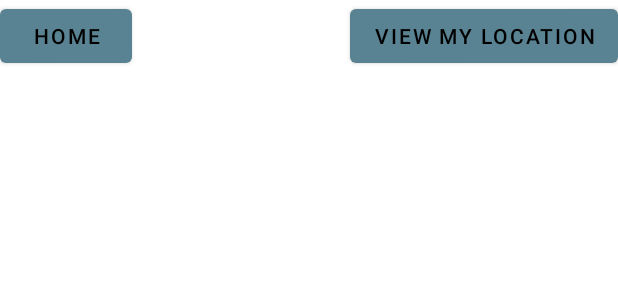
After one commit to aaron020/MobileAppProject, an Android app: the layout activity_my_location.xml on its own in the app's theme, with its tools: preview values and no code run, on a phone screen of 412 x 824 dp. The commit adds this screen. Shown: the top 300 px of the screen. Run offline under Robolectric (Android 15) with nearby library versions, the phone set to English and light mode, and no system bars.

```diff
--- a/app/build.gradle
+++ b/app/build.gradle
@@ -34,7 +34,10 @@ dependencies {
     implementation 'com.google.android.material:material:1.5.0'
     implementation 'androidx.constraintlayout:constraintlayout:2.1.3'
     implementation 'com.google.firebase:firebase-auth:21.0.1'
+    implementation 'com.google.firebase:firebase-firestore:24.0.1'
     testImplementation 'junit:junit:4.13.2'
     androidTestImplementation 'androidx.test.ext:junit:1.1.3'
     androidTestImplementation 'androidx.test.espresso:espresso-core:3.4.0'
+    implementation 'com.google.android.gms:play-services-maps:18.0.2'
+    implementation 'com.google.android.gms:play-services-location:19.0.1'
 }
--- /dev/null
+++ b/app/src/main/res/layout/activity_my_location.xml
@@ -0,0 +1,25 @@
+<?xml version="1.0" encoding="utf-8"?>
+<androidx.constraintlayout.widget.ConstraintLayout xmlns:android="http://schemas.android.com/apk/res/android"
+    xmlns:app="http://schemas.android.com/apk/res-auto"
+    xmlns:tools="http://schemas.android.com/tools"
+    android:layout_width="match_parent"
+    android:layout_height="match_parent"
+    tools:context=".MyLocation">
+
+    <Button
+        android:id="@+id/buttonViewLocation"
+        android:layout_width="wrap_content"
+        android:layout_height="wrap_content"
+        android:text="View My Location"
+
+        app:layout_constraintEnd_toEndOf="parent"
+        app:layout_constraintTop_toTopOf="parent" />
+
+    <Button
+        android:id="@+id/buttonMyLocationHome"
+        android:layout_width="wrap_content"
+        android:layout_height="wrap_content"
+        android:text="Home"
+        app:layout_constraintStart_toStartOf="parent"
+        app:layout_constraintTop_toTopOf="parent" />
+</androidx.constraintlayout.widget.ConstraintLayout>
```
Also changed, not shown: app/src/main/AndroidManifest.xml (+9 -0 lines), app/src/main/java/com/example/mobileapp/Home.java (+189 -2 lines), app/src/main/java/com/example/mobileapp/MainActivity.java (+22 -6 lines), app/src/main/java/com/example/mobileapp/MyLocation.java (added, +14 -0 lines), app/src/main/java/com/example/mobileapp/Register.java (+43 -13 lines), app/src/main/res/layout/activity_home.xml (+11 -0 lines).
